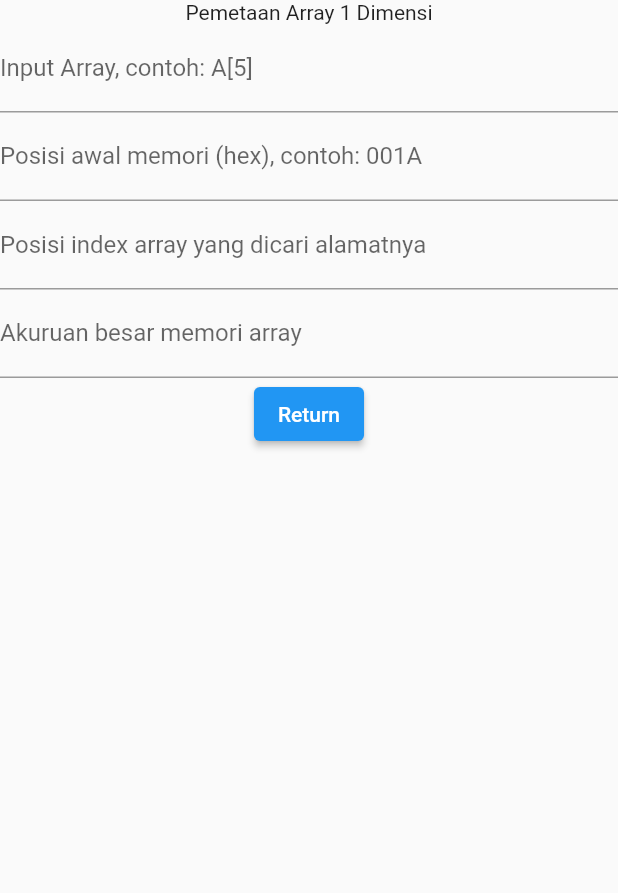
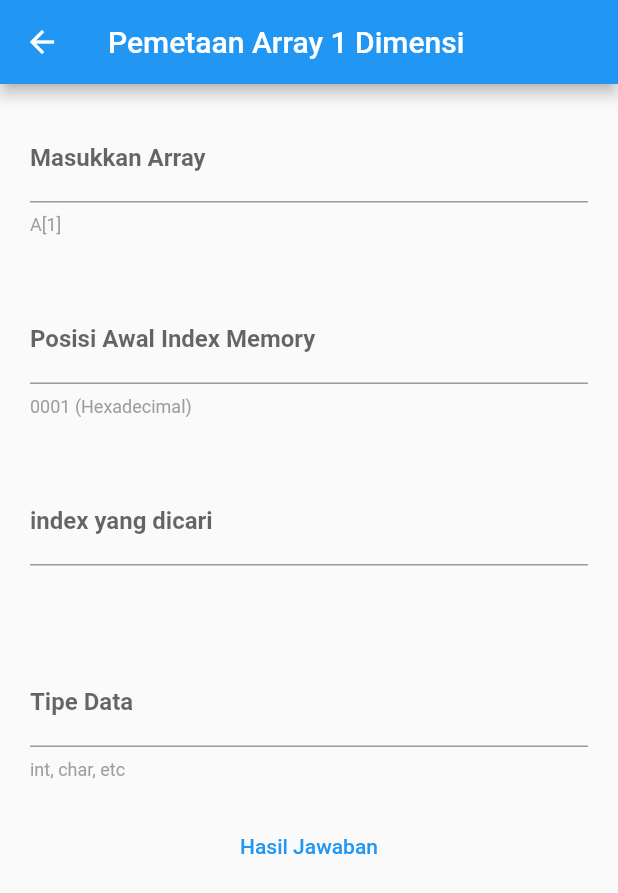
Before and after one commit to herdyhardiyant/pemetaan_array, a Flutter app: the Array1D screen opened directly, on a phone screen of 412 x 824 dp. Shown: the top 893 px of the screen. Run offline on Flutter 3.47's test engine with Material 2 defaults, Android fonts, the phone set to English and light mode, and no system bars.

Commit message:
Finished array_1d.dart

```diff
--- a/lib/modals/decimal_handler.dart
+++ /dev/null
@@ -1,15 +0,0 @@
-import 'package:pemetaan_array/modals/numeric_system.dart';
-
-class DecimalHandler extends NumericSystem{
-  String decimal_to_hex(int decimal){
-    int rem;
-    String hex;
-
-    while(decimal > 0){
-      rem = decimal%16;
-      hex = NumericSystem.HEX_CHARS[rem] + hex;
-      decimal = decimal~/16;
-    }
-    return hex;
-  }
-}
--- a/lib/modals/hexadecimal_handler.dart
+++ b/lib/modals/hexadecimal_handler.dart
@@ -1,8 +1,10 @@
-import 'package:pemetaan_array/modals/numeric_system.dart';
+class HexadecimalHandler{
 
-class HexadecimalHandler extends NumericSystem{
-  int hex_to_decimal(String hex){
-
+  String hexAddition(hex1, hex2){
+    var value1 = int.parse(hex1, radix: 16);
+    var value2 = int.parse(hex2, radix: 16);
+    var result = (value1 + value2).toRadixString(16);
+    return result.padLeft(4, '0').toUpperCase() + '(H)';
   }
 
 }
--- a/lib/widget/array_1d.dart
+++ b/lib/widget/array_1d.dart
@@ -1,4 +1,6 @@
 import 'package:flutter/material.dart';
+import 'package:pemetaan_array/modals/hexadecimal_handler.dart';
+import 'package:pemetaan_array/widget/custom_text_field.dart';
 
 class Array1D extends StatefulWidget {
   @override
@@ -6,39 +8,71 @@ class Array1D extends StatefulWidget {
 }
 
 class _Array1DState extends State<Array1D> {
-  String input_array, posisi_memori;
-  int index_yg_dicari, besar_memori;
+  var inputArray = TextEditingController();
+  var posisiAwalMemori = TextEditingController();
+  var tipeData = TextEditingController();
+  var indexYangDicari = TextEditingController();
+  var jawaban = '';
+
+  int get dataTypeMemory {
+    if (tipeData.text.toUpperCase() == 'INT') {
+      return 2;
+    } else if (tipeData.text.toUpperCase() == 'CHAR') {
+      return 1;
+    } else if (tipeData.text.toUpperCase() == 'FLOAT') {
+      return 4;
+    } else if (tipeData.text.toUpperCase() == 'DOUBLE') {
+      return 8;
+    } else {
+      return 0;
+    }
+  }
+
+  String cariAlamatIndex() {
+    var tambahanHex =
+        ((int.tryParse(indexYangDicari.text) - 1) * dataTypeMemory)
+            .toRadixString(16);
+    var hasil =
+        HexadecimalHandler().hexAddition(posisiAwalMemori.text, tambahanHex);
+    print(hasil);
+    return hasil;
+  }
 
   @override
   Widget build(BuildContext context) {
-    return Container(
-        child: Column(
-      children: [
-        Text("Pemetaan Array 1 Dimensi"),
-        TextField(
-          decoration: InputDecoration(labelText: 'Input Array, contoh: A[5]'),
-          onChanged: (value) => input_array = value,
-        ),
-        TextField(
-          decoration: InputDecoration(
-              labelText: 'Posisi awal memori (hex), contoh: 001A'),
-          onChanged: (value) => posisi_memori = value,
-        ),
-        TextField(
-          decoration: InputDecoration(
-              labelText: 'Posisi index array yang dicari alamatnya'),
-          onChanged: (value) => input_array = value,
-          keyboardType: TextInputType.number,
-        ),
-        TextField(
-          decoration: InputDecoration(labelText: 'Akuruan besar memori array'),
-          onChanged: (value) => input_array = value,
-          keyboardType: TextInputType.number,
-        ),
-        ElevatedButton(
-            onPressed: () => Navigator.pop(context), child: Text("Return"))
-      ],
-    ));
+    return Scaffold(
+      appBar: AppBar(
+        title: Text("Pemetaan Array 1 Dimensi"),
+      ),
+      body: Container(
+          child: Column(
+        children: [
+          Column(
+            children: [
+              CustomTextField(inputArray, 'Masukkan Array', 'A[1]'),
+              CustomTextField(posisiAwalMemori, 'Posisi Awal Index Memory',
+                  '0001 (Hexadecimal)'),
+              CustomTextField(indexYangDicari, 'index yang dicari', ''),
+              CustomTextField(tipeData, 'Tipe Data', 'int, char, etc'),
+              TextButton(
+                  onPressed: () {
+                    setState(() {
+                      jawaban = cariAlamatIndex();
+                    });
+                  },
+                  child: Text("Hasil Jawaban")),
+              SizedBox(
+                height: 20,
+              ),
+              Text(jawaban),
+              SizedBox(
+                height: 20,
+              ),
+            ],
+          )
+        ],
+      )),
+    );
   }
 }
 
--- /dev/null
+++ b/lib/widget/custom_text_field.dart
@@ -0,0 +1,27 @@
+import 'package:flutter/material.dart';
+
+class CustomTextField extends StatelessWidget {
+  final TextEditingController inputValue;
+  final String labelText;
+  final String helper;
+
+  CustomTextField(this.inputValue, this.labelText, this.helper);
+
+  @override
+  Widget build(BuildContext context) {
+    return Container(
+      child: TextField(
+        decoration: InputDecoration(
+            labelText: labelText,
+            labelStyle:
+            TextStyle(fontWeight: FontWeight.bold),
+            helperText: helper,
+            helperStyle: TextStyle(color: Colors.grey)),
+        controller: inputValue,
+      ),
+      margin: EdgeInsets.all(20),
+    );
+  }
+}
+
+// This custom widget can only be used in array text input widget
```
Also changed, not shown: lib/modals/numeric_system.dart (deleted, +0 -28 lines), lib/modals/binary_handler.dart (deleted), lib/modals/octal_handler.dart (deleted).
